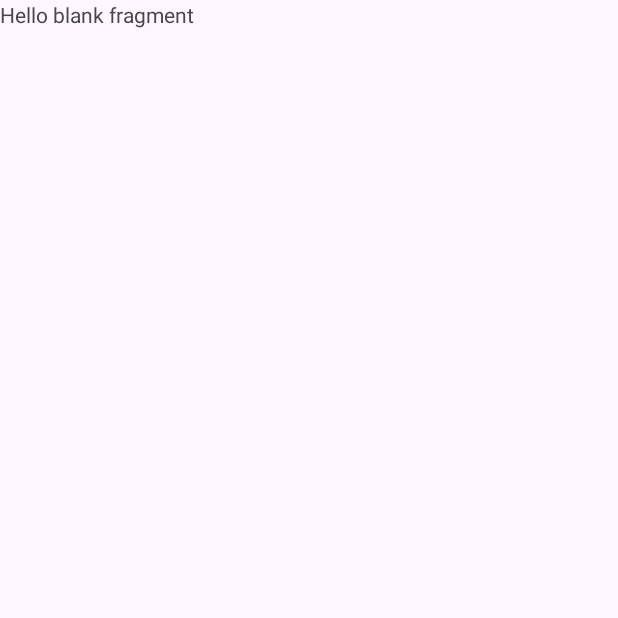
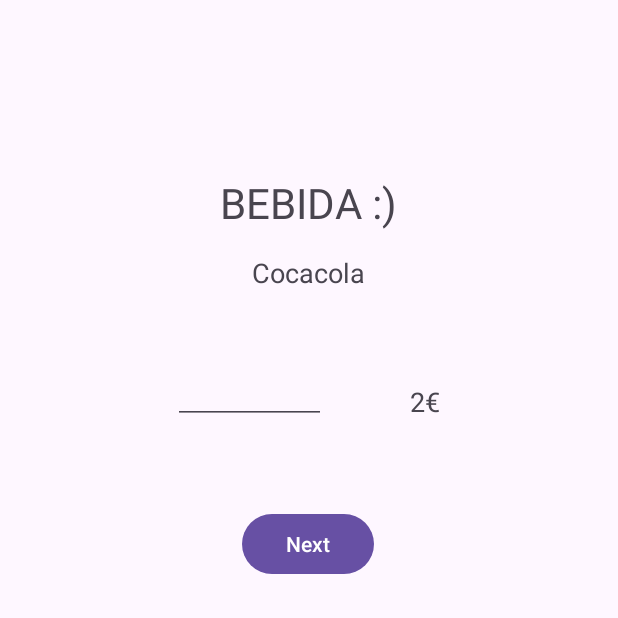
Before and after one commit to ppulidoc/platsVMi_livedata_i_sharedVM, an Android app: the SegonPlatFragment screen opened through its navigation route, on a phone screen of 412 x 824 dp, the top half of it. Before the commit the part shown is almost empty. Run offline under Robolectric (Android 15) with nearby library versions, the phone set to English and light mode, and no system bars; our stand-ins replace data binding.

Commit message:
Tots els views dels fragments actualitzats

```diff
--- a/app/src/main/res/layout/fragment_primer_plat.xml
+++ b/app/src/main/res/layout/fragment_primer_plat.xml
@@ -7,7 +7,7 @@
         android:id="@+id/viewContainer"
         android:layout_width="match_parent"
         android:layout_height="match_parent"
-        tools:context=".PrimerFragment">
+        tools:context=".PrimerPlatFragment">
 
 
         <TextView
--- a/app/src/main/res/layout/fragment_segon_plat.xml
+++ b/app/src/main/res/layout/fragment_segon_plat.xml
@@ -1,16 +1,77 @@
 <?xml version="1.0" encoding="utf-8"?>
-<layout>
-<FrameLayout xmlns:android="http://schemas.android.com/apk/res/android"
-    xmlns:tools="http://schemas.android.com/tools"
-    android:layout_width="match_parent"
-    android:layout_height="match_parent"
-    tools:context=".SegonPlatFragment">
+<layout xmlns:android="http://schemas.android.com/apk/res/android"
+    xmlns:app="http://schemas.android.com/apk/res-auto"
+    xmlns:tools="http://schemas.android.com/tools">
+
+    <androidx.constraintlayout.widget.ConstraintLayout
+        android:id="@+id/viewContainer"
+        android:layout_width="match_parent"
+        android:layout_height="match_parent"
+        tools:context=".SegonPlatFragment">
 
 
-    <TextView
-        android:layout_width="match_parent"
-        android:layout_height="match_parent"
-        android:text="@string/hello_blank_fragment" />
+        <TextView
+            android:id="@+id/textView"
+            android:layout_width="298dp"
+            android:layout_height="41dp"
+            android:layout_marginTop="116dp"
+            android:text="BEBIDA :)"
+            android:textAlignment="center"
+            android:textSize="28dp"
+            app:layout_constraintEnd_toEndOf="parent"
+            app:layout_constraintHorizontal_bias="0.495"
+            app:layout_constraintStart_toStartOf="parent"
+            app:layout_constraintTop_toTopOf="parent" />
 
-</FrameLayout>
+        <TextView
+            android:id="@+id/textView2"
+            android:layout_width="180dp"
+            android:layout_height="30dp"
+            android:layout_marginTop="12dp"
+            android:text="Cocacola"
+            android:textAlignment="center"
+            android:textSize="18dp"
+            app:layout_constraintEnd_toEndOf="parent"
+            app:layout_constraintHorizontal_bias="0.497"
+            app:layout_constraintStart_toStartOf="parent"
+            app:layout_constraintTop_toBottomOf="@+id/textView" />
+
+        <EditText
+            android:id="@+id/cantidadTextPlato1"
+            android:layout_width="102dp"
+            android:layout_height="43dp"
+            android:layout_marginTop="40dp"
+            android:ems="10"
+            android:inputType="text"
+            android:text=""
+            app:layout_constraintEnd_toEndOf="parent"
+            app:layout_constraintHorizontal_bias="0.372"
+            app:layout_constraintStart_toStartOf="parent"
+            app:layout_constraintTop_toBottomOf="@+id/textView2" />
+
+        <TextView
+            android:id="@+id/textView3"
+            android:layout_width="46dp"
+            android:layout_height="27dp"
+            android:layout_marginTop="56dp"
+            android:text="2€"
+            android:textAlignment="center"
+            android:textSize="18dp"
+            app:layout_constraintEnd_toEndOf="parent"
+            app:layout_constraintHorizontal_bias="0.712"
+            app:layout_constraintStart_toStartOf="parent"
+            app:layout_constraintTop_toBottomOf="@+id/textView2" />
+
+        <Button
+            android:id="@+id/button"
+            android:layout_width="wrap_content"
+            android:layout_height="wrap_content"
+            android:layout_marginTop="56dp"
+            android:text="Next"
+            app:layout_constraintEnd_toEndOf="parent"
+            app:layout_constraintHorizontal_bias="0.498"
+            app:layout_constraintStart_toStartOf="parent"
+            app:layout_constraintTop_toBottomOf="@+id/cantidadTextPlato1" />
+
+    </androidx.constraintlayout.widget.ConstraintLayout>
 </layout>
```
Also changed, not shown: app/src/main/res/layout/fragment_total.xml (+52 -0 lines).
